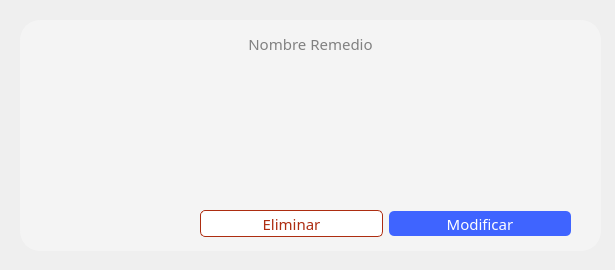
Old version of the form hospital-Core/Widgets/Administrador/administrador_tarjeta_remedio.ui in the repository MrDanielG/Hospital-SCRUM.
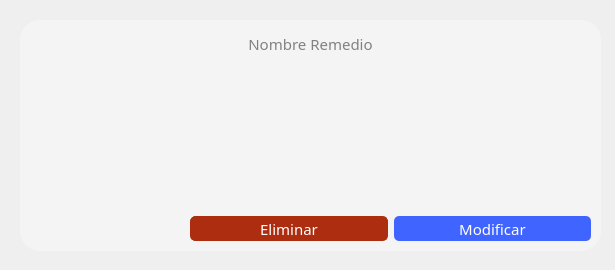
New version of the form. Icons and pictures are not drawn.

Commit message: UI Crear Remedio

The edit to the form file:
```diff
--- a/hospital-Core/Widgets/Administrador/administrador_tarjeta_remedio.ui
+++ b/hospital-Core/Widgets/Administrador/administrador_tarjeta_remedio.ui
@@ -40,14 +40,14 @@
      <rect>
       <x>12</x>
       <y>40</y>
-      <width>150</width>
-      <height>150</height>
+      <width>140</width>
+      <height>140</height>
      </rect>
     </property>
     <property name="minimumSize">
      <size>
-      <width>150</width>
-      <height>150</height>
+      <width>140</width>
+      <height>140</height>
      </size>
     </property>
     <property name="maximumSize">
@@ -97,15 +97,18 @@
      <set>Qt::AlignCenter</set>
     </property>
    </widget>
-   <widget class="QPlainTextEdit" name="plainTextEdit">
+   <widget class="QWidget" name="">
     <property name="geometry">
      <rect>
       <x>170</x>
-      <y>42</y>
-      <width>398</width>
-      <height>144</height>
+      <y>40</y>
+      <width>401</width>
+      <height>181</height>
      </rect>
     </property>
+    <layout class="QVBoxLayout" name="verticalLayout">
+     <item>
+      <widget class="QPlainTextEdit" name="plainTextEdit">
     <property name="font">
      <font>
       <family>Montserrat</family>
@@ -130,15 +133,8 @@
      <string>Descripcion Remedio</string>
     </property>
    </widget>
-   <widget class="QWidget" name="">
-    <property name="geometry">
-     <rect>
-      <x>180</x>
-      <y>190</y>
-      <width>371</width>
-      <height>27</height>
-     </rect>
-    </property>
+     </item>
+     <item>
     <layout class="QHBoxLayout" name="horizontalLayout">
      <item>
       <widget class="QPushButton" name="btn_eliminar">
@@ -159,8 +155,8 @@
        </property>
        <property name="styleSheet">
         <string notr="true">*{
-	background-color: white;
-	color: #AD2D11;
+	background-color: #AD2D11;
+	color: white;
 	border: 1px solid #AD2D11;
 	border-radius: 5px;
 	padding: 5px;
@@ -211,6 +207,8 @@
         <string>Modificar</string>
        </property>
       </widget>
+       </item>
+      </layout>
      </item>
     </layout>
    </widget>
```
Left out of the diff: 5 changed lines with no effect on the pictures. Lines whose indentation alone changed are shown as unchanged. The commit also changes 5 other files.
